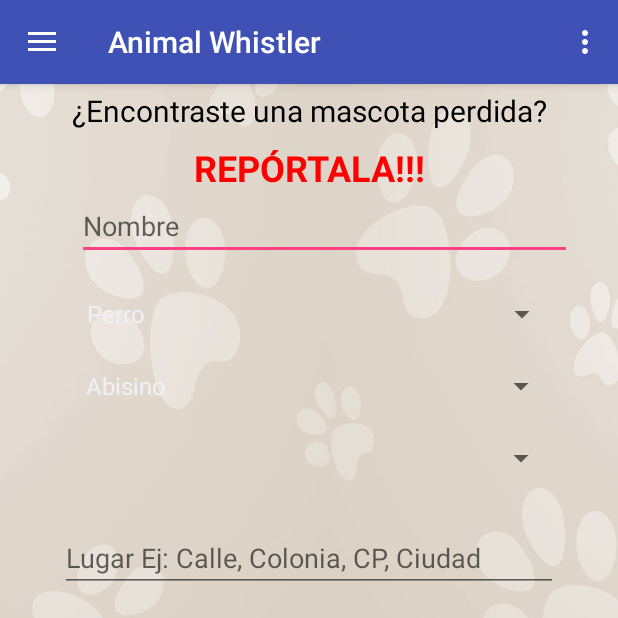
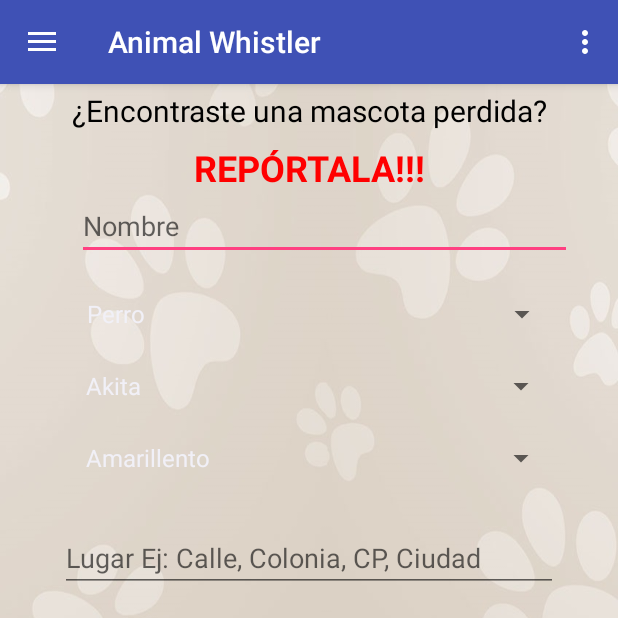
Before and after one commit to EmilianoCervantes/AnimalWhistler, an Android app: the screen it shows after launch (MainActivity), after a tap on "Reportar animal perdido", on a phone screen of 412 x 824 dp, the top half of it. Run offline under Robolectric (Android 15) with nearby library versions, the phone set to English and light mode, and no system bars; our stand-ins replace Firebase (no records; nobody signed in at launch, a user with empty details on screens opened directly); libraries missing offline, so code that uses them is left out: com.firebase.ui; 1 statement that could not run was skipped; 1 other tap on this screen came first.

Commit message:
Correción del mapa y de los sliders. Se agregaron más etiquetas al mapa

```diff
--- a/app/src/debug/res/values/google_maps_api.xml
+++ b/app/src/debug/res/values/google_maps_api.xml
@@ -20,5 +20,5 @@
     Once you have your key (it starts with "AIza"), replace the "google_maps_key"
     string in this file.
     -->
-    <string name="google_maps_key" templateMergeStrategy="preserve" translatable="false">AIzaSyD7gh0xRvcnjOnklpdCZQGIcRAajjnDHL8</string>
+    <string name="google_maps_key" templateMergeStrategy="preserve" translatable="false">AIzaSyAD_1dFfy_KOfXtumYVD7r3pzCQOkVvPCs</string>
 </resources>
--- a/app/src/main/java/com/example/emilianocervantes/animalwhistler2/AnimalPerdidoFormFragment.java
+++ b/app/src/main/java/com/example/emilianocervantes/animalwhistler2/AnimalPerdidoFormFragment.java
@@ -36,6 +36,8 @@ public class AnimalPerdidoFormFragment extends Fragment {
     private DatabaseReference databaseReference;
 
 
+
+
     public AnimalPerdidoFormFragment() {
         // Required empty public constructor
     }
@@ -69,16 +71,32 @@ public class AnimalPerdidoFormFragment extends Fragment {
         final String[] razasPerro = {
                 "Akita", "Beagle", "Border Collie", "Boxer", "Bulldog", "Bull Terrier", "Chihuhua", "Cocker", "Doberman", "Golden",
                 "Husky", "Labrador", "Maltese", "Pastor Alemán", "Pastor Inglés", "Pitbull", "Pointer", "Pug", "Rottweiler", "San Bernardo",
-                "Schnauzer", "Shih Tzu", "Yorkshire"
+                "Schnauzer", "Shih Tzu", "Yorkshire","Abisino", "American Shorthair", "Bengala", "Bobtail", "British", "Burmés", "Cornish Rex", "Dragon Li", "Exótico", "Himalayo",
+                "Main Coon", "Nebelung", "Noruego", "Ocicat", "Persa", "Peterbald", "Ragdoll", "Sagrado de Birmania", "Savannah", "Scottish Fold",
+                "Siamés", "Siberiano", "Sphynx", "Tonkinés"
         };
         final String[] razasGato = {
                 "Abisino", "American Shorthair", "Bengala", "Bobtail", "British", "Burmés", "Cornish Rex", "Dragon Li", "Exótico", "Himalayo",
                 "Main Coon", "Nebelung", "Noruego", "Ocicat", "Persa", "Peterbald", "Ragdoll", "Sagrado de Birmania", "Savannah", "Scottish Fold",
                 "Siamés", "Siberiano", "Sphynx", "Tonkinés"
         };
-        final String[] colores = {"Amarillento", "Amarronado", "Anaranjado", "Azulado", "Blanquecino", "Café", "Grisáceo",
+        final String[] colores = {
+                "Amarillento", "Amarronado", "Anaranjado", "Azulado", "Blanquecino", "Café", "Grisáceo",
                 "Magenta", "Negruzco", "Rojizo", "Rosado", "Verdoso", "Verduzco", "Violáceo"
         };
+
+        ArrayAdapter<String> adapterColor = new ArrayAdapter<String>(getActivity().getApplicationContext(), android.R.layout.simple_list_item_1, colores);
+        adapterColor.setDropDownViewResource(android.R.layout.simple_spinner_dropdown_item);
+        color.setOnItemSelectedListener(new AdapterView.OnItemSelectedListener() {
+            @Override
+            public void onItemSelected(AdapterView<?> adapterView, View view, int i, long l) {
+                colorSeleccionado = colores[i];
+            }
+            @Override
+            public void onNothingSelected(AdapterView<?> adapterView) {
+            }
+        });
+        color.setAdapter(adapterColor);
 
         //ArrayAdapter<String> adapter = new ArrayAdapter<String>(this, android.R.layout.simple_list_item_1, animales);
         ArrayAdapter<String> adapter = new ArrayAdapter<String>(getActivity().getApplicationContext(), android.R.layout.simple_list_item_1, animales);
@@ -96,11 +114,7 @@ public class AnimalPerdidoFormFragment extends Fragment {
         tipoAnimal.setAdapter(adapter);
 
         ArrayAdapter<String> adapterAnimales;
-        if (animalSeleccionado.equalsIgnoreCase("Perro")){
-            adapterAnimales = new ArrayAdapter<String>(getActivity().getApplicationContext(),android.R.layout.simple_list_item_1, razasPerro);
-        } else {
-            adapterAnimales = new ArrayAdapter<String>(getActivity().getApplicationContext(),android.R.layout.simple_list_item_1, razasGato);
-        }
+        adapterAnimales = new ArrayAdapter<String>(getActivity().getApplicationContext(),android.R.layout.simple_list_item_1, razasPerro);
         adapterAnimales.setDropDownViewResource(android.R.layout.simple_spinner_dropdown_item);
         raza.setOnItemSelectedListener(new AdapterView.OnItemSelectedListener() {
             @Override
@@ -110,10 +124,6 @@ public class AnimalPerdidoFormFragment extends Fragment {
                 } else {
                     razaSeleccionada = razasGato[i];
                 }
-
-                if(animalSeleccionado.equalsIgnoreCase("Perro")){
-                    //
-                }
             }
             @Override
             public void onNothingSelected(AdapterView<?> adapterView) {
@@ -121,17 +131,7 @@ public class AnimalPerdidoFormFragment extends Fragment {
         });
         raza.setAdapter(adapterAnimales);
 
-        ArrayAdapter<String> adapterColor = new ArrayAdapter<String>(getActivity().getApplicationContext(), android.R.layout.simple_list_item_1, colores);
-        adapterColor.setDropDownViewResource(android.R.layout.simple_spinner_dropdown_item);
-        color.setOnItemSelectedListener(new AdapterView.OnItemSelectedListener() {
-            @Override
-            public void onItemSelected(AdapterView<?> adapterView, View view, int i, long l) {
-                colorSeleccionado = colores[i];
-            }
-            @Override
-            public void onNothingSelected(AdapterView<?> adapterView) {
-            }
-        });
+
 
         enviar.setOnClickListener(new View.OnClickListener() {
             @Override
--- a/app/src/main/res/layout/fragment_animal_perdido_form.xml
+++ b/app/src/main/res/layout/fragment_animal_perdido_form.xml
@@ -106,6 +106,7 @@
         android:layout_marginRight="8dp"
         android:layout_marginStart="8dp"
         android:layout_marginTop="16dp"
+        android:textColor="#000000"
         app:layout_constraintEnd_toEndOf="parent"
         app:layout_constraintHorizontal_bias="0.512"
         app:layout_constraintStart_toStartOf="parent"
@@ -120,6 +121,7 @@
         android:layout_marginRight="8dp"
         android:layout_marginStart="8dp"
         android:layout_marginTop="8dp"
+        android:textColor="#000000"
         app:layout_constraintEnd_toEndOf="parent"
         app:layout_constraintStart_toStartOf="parent"
         app:layout_constraintTop_toBottomOf="@+id/campoTipo" />
@@ -133,6 +135,7 @@
         android:layout_marginRight="8dp"
         android:layout_marginStart="8dp"
         android:layout_marginTop="8dp"
+        android:textColor="#000000"
         app:layout_constraintEnd_toEndOf="parent"
         app:layout_constraintStart_toStartOf="parent"
         app:layout_constraintTop_toBottomOf="@+id/campoRaza" />
```
Also changed, not shown: app/src/main/java/com/example/emilianocervantes/animalwhistler2/AnimalesPerdidosFragment.java (+41 -0 lines).
